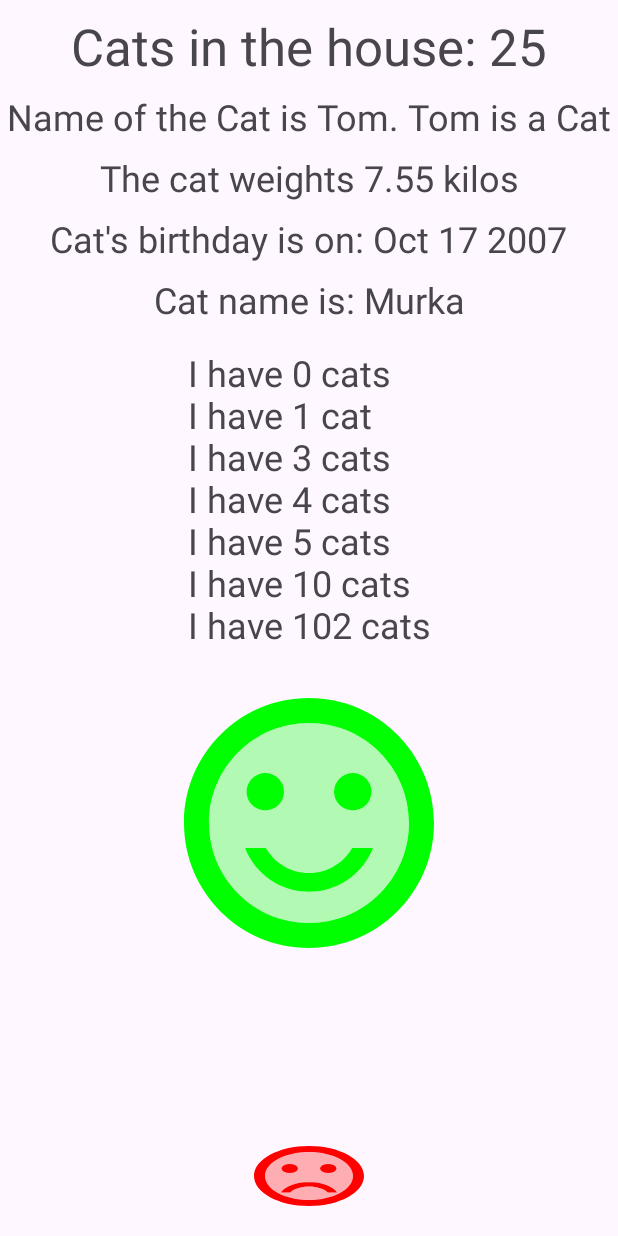
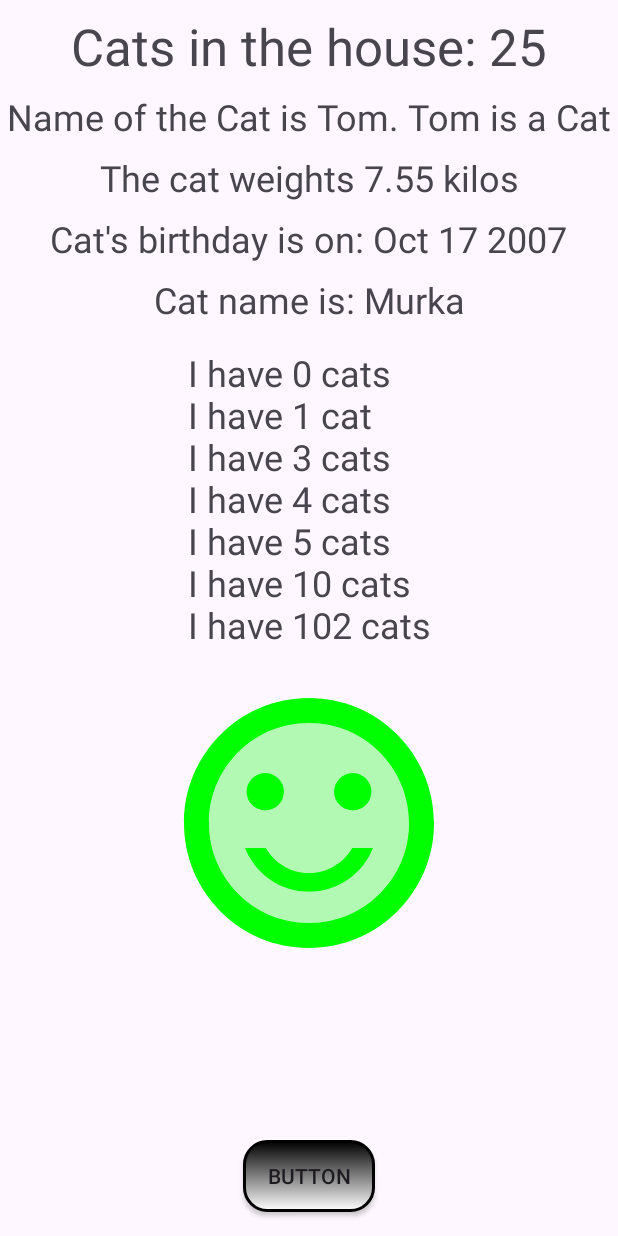
Before and after one commit to Android-Developer-Basic/Resources-1, an Android app: the screen it shows after launch (MainActivity), on a phone screen of 412 x 824 dp. Run offline under Robolectric (Android 15) with nearby library versions, the phone set to English and light mode, and no system bars.

Commit message:
Custom shape

```diff
--- /dev/null
+++ b/app/src/main/res/drawable/custom_shape.xml
@@ -0,0 +1,9 @@
+<?xml version="1.0" encoding="utf-8"?>
+<shape android:shape="rectangle" xmlns:android="http://schemas.android.com/apk/res/android">
+    <corners android:radius="15dp"/>
+    <stroke android:color="@color/black" android:width="2dp"/>
+    <gradient
+        android:startColor="@color/black"
+        android:endColor="@color/white"
+        android:angle="270"/>
+</shape>
--- a/app/src/main/res/layout/activity_main.xml
+++ b/app/src/main/res/layout/activity_main.xml
@@ -86,7 +86,8 @@
         android:layout_width="wrap_content"
         android:layout_height="wrap_content"
         android:layout_marginBottom="16dp"
-        android:background="@drawable/icon_state_list"
+        android:background="@drawable/custom_shape"
+        android:text="Button"
         app:layout_constraintBottom_toBottomOf="parent"
         app:layout_constraintEnd_toEndOf="parent"
         app:layout_constraintStart_toStartOf="parent" />
```
